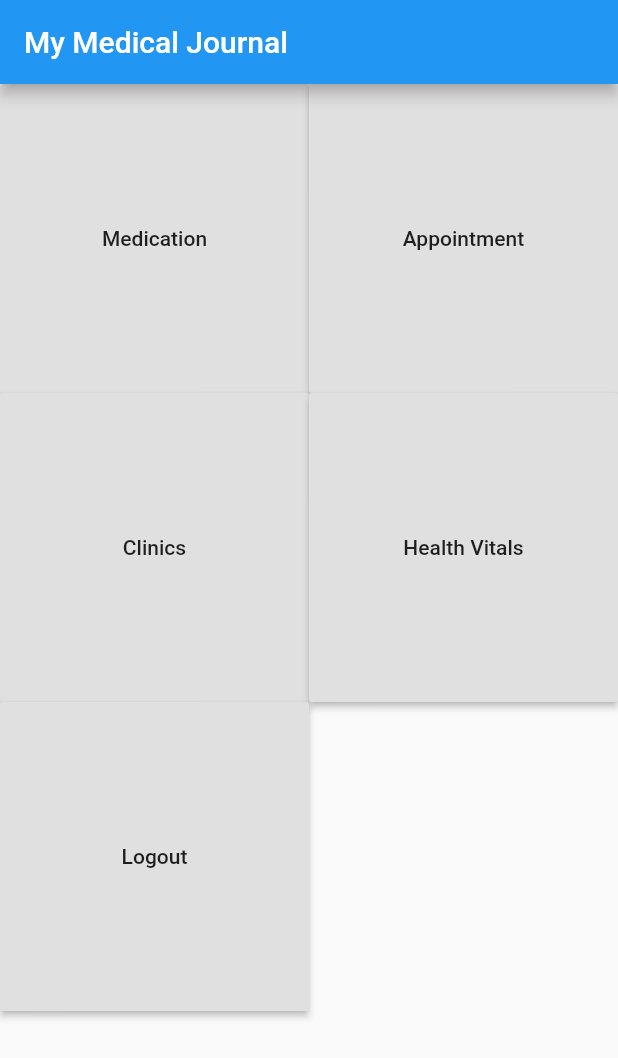
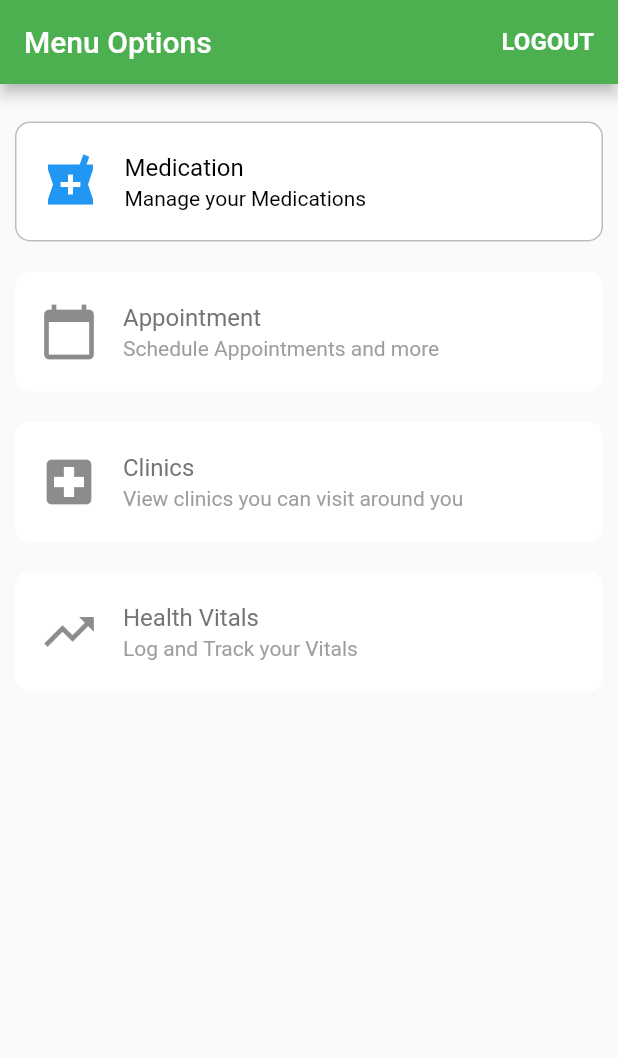
Before and after one commit to GPHofficial/my_medical_journal, a Flutter app: the screen it shows after launch, on a phone screen of 412 x 824 dp. Shown: the top 1058 px of the screen. Run offline on Flutter 3.47's test engine with Material 2 defaults, Android fonts, the phone set to English and light mode, and no system bars; our stand-ins replace cloud_firestore, firebase_analytics, firebase_auth, flutter_local_notifications, font_awesome_flutter, google_maps_flutter and 1 more; missing offline and left inert: flutter_auth_buttons, reflectable; accounts and stored records are empty; statements that could not run were skipped.

Commit message:
Remade Main Menu

```diff
--- /dev/null
+++ b/lib/adapters/option_model.dart
@@ -0,0 +1,32 @@
+import 'package:flutter/material.dart';
+
+class Option {
+  Icon icon;
+  String title;
+  String subtitle;
+
+  Option({this.icon, this.title, this.subtitle});
+}
+
+final options = [
+  Option(
+    icon: Icon(Icons.local_pharmacy, size: 40.0),
+    title: 'Medication',
+    subtitle: 'Manage your Medications',
+  ),
+  Option(
+    icon: Icon(Icons.calendar_today, size: 40.0),
+    title: 'Appointment',
+    subtitle: 'Schedule Appointments and more',
+  ),
+  Option(
+    icon: Icon(Icons.local_hospital, size: 40.0),
+    title: 'Clinics',
+    subtitle: 'View clinics you can visit around you',
+  ),
+  Option(
+    icon: Icon(Icons.trending_up, size: 40.0),
+    title: 'Health Vitals',
+    subtitle: 'Log and Track your Vitals',
+  )
+];
--- a/lib/menu.dart
+++ b/lib/menu.dart
@@ -21,6 +21,7 @@ import 'pages/list_clinic.dart';
 import 'pages/list_medication.dart';
 import 'pages/list_appointment.dart';
 import 'pages/list_health_vitals.dart';
+import 'adapters/option_model.dart';
 
 class MenuPage extends StatefulWidget {
   MenuPage({Key key, this.analytics}) : super(key: key);
@@ -86,62 +87,157 @@ class _MenuPageState extends State<MenuPage> {
     syncUserData();
   }
 
+  int _selectedOption = 0;
+
   @override
   Widget build(BuildContext context) {
-
-
-
-    // This method is rerun every time setState is called, for instance as done
-    // by the _incrementCounter method above.
-    //
-    // The Flutter framework has been optimized to make rerunning build methods
-    // fast, so that you can just rebuild anything that needs updating rather
-    // than having to individually change instances of widgets.
     return Scaffold(
+        backgroundColor: Color(0xFFFAFAFA),
         appBar: AppBar(
-        // Here we take the value from the MenuPage object that was created by
-        // the App.build method, and use it to set our appbar title.
-        title: Text(widget.title),
+            backgroundColor: Colors.green,
+            title: Text('Menu Options'),
+//        leading: FlatButton(
+//          textColor: Colors.white,
+//          child: Icon(
+//            Icons.arrow_back,
+//          ),
+//          onPressed: () => print('Back'),
+//        ),
+            actions: <Widget>[
+        FlatButton(
+        textColor: Colors.white,
+            child: Text(
+              'LOGOUT',
+              style: TextStyle(
+                fontSize: 16.0,
+                fontWeight: FontWeight.bold,
               ),
-      body: Builder(
-        builder: (context) =>
-          GridView.count(
-          // Create a grid with 2 columns. If you change the scrollDirection to
-          // horizontal, this produces 2 rows.
-          crossAxisCount: 2,
-          // Generate 100 widgets that display their index in the List.
-          children: <Widget>[
-            RaisedButton(
-              child: const Text('Medication'),
-              onPressed: () => Navigator.of(context).push(new MaterialPageRoute(builder: (BuildContext context) => new MedicationPage())),
             ),
-            RaisedButton(
-              child: const Text('Appointment'),
-              onPressed: () => Navigator.of(context).push(new MaterialPageRoute(builder: (BuildContext context) => new AppointmentPage())),
+            onPressed: () {FirebaseAuth.instance.signOut();
+        Navigator.pushNamed(context,"/login",arguments:{this.analytics});},
+    )
+    ],
     ),
-            RaisedButton(
-              child: const Text('Clinics'),
-              onPressed: () => Navigator.of(context).push(new MaterialPageRoute(builder: (BuildContext context) => new ClinicPage())),
+    body: ListView.builder(
+    itemCount: options.length + 2,
+    itemBuilder: (BuildContext context, int index) {
+    if (index == 0) {
+    return SizedBox(height: 15.0);
+    } else if (index == options.length + 1) {
+    return SizedBox(height: 100.0);
+    }
+    return Container(
+    alignment: Alignment.center,
+    margin: EdgeInsets.all(10.0),
+    width: double.infinity,
+    height: 80.0,
+    decoration: BoxDecoration(
+    color: Colors.white,
+    borderRadius: BorderRadius.circular(10.0),
+    border: _selectedOption == index - 1
+    ? Border.all(color: Colors.black26)
+        : null,
     ),
-            RaisedButton(
-              child: const Text('Health Vitals'),
-              onPressed: () => Navigator.of(context).push(new MaterialPageRoute(builder: (BuildContext context) => new HealthVitalsPage())),
+    child: ListTile(
+    leading: options[index - 1].icon,
+    title: Text(
+    options[index - 1].title,
+    style: TextStyle(
+    color: _selectedOption == index - 1
+    ? Colors.black
+        : Colors.grey[600],
     ),
-            RaisedButton(
-              child: const Text('Logout'),
-              onPressed: () {
-                FirebaseAuth.instance.signOut();
-                Navigator.pushNamed(context,"/login",arguments:{this.analytics});
+    ),
+    subtitle: Text(
+    options[index - 1].subtitle,
+    style: TextStyle(
+    color:
+    _selectedOption == index - 1 ? Colors.black : Colors.grey,
+    ),
+    ),
+    selected: _selectedOption == index - 1,
+    onTap: () {
+    setState(() {
+    _selectedOption = index - 1;
+    if(_selectedOption==0){
+    Navigator.of(context).push(new MaterialPageRoute(builder: (BuildContext context) => new MedicationPage()));
+    }
+    if(_selectedOption==1){
+    Navigator.of(context).push(new MaterialPageRoute(builder: (BuildContext context) => new AppointmentPage()));
+    }
+    if(_selectedOption==2){
+    Navigator.of(context).push(new MaterialPageRoute(builder: (BuildContext context) => new ClinicPage()));
+    }
+    if(_selectedOption==3){
+    Navigator.of(context).push(new MaterialPageRoute(builder: (BuildContext context) => new HealthVitalsPage()));
+    }
+    });
     },
     ),
-          ]
-        )
-      // floatingActionButton: FloatingActionButton(
-      //   onPressed: _incrementCounter,
-      //   tooltip: 'Increment',
-      //   child: Icon(Icons.add),
-      // ), // This trailing comma makes auto-formatting nicer for build methods.
-    ));
+    );
+    },
+    ),
 
+    );
   }
+
+//  @override
+//  Widget build(BuildContext context) {
+//
+//
+//
+//    // This method is rerun every time setState is called, for instance as done
+//    // by the _incrementCounter method above.
+//    //
+//    // The Flutter framework has been optimized to make rerunning build methods
+//    // fast, so that you can just rebuild anything that needs updating rather
+//    // than having to individually change instances of widgets.
+//    return Scaffold(
+//      appBar: AppBar(
+//        automaticallyImplyLeading: false,
+//        // Here we take the value from the MenuPage object that was created by
+//        // the App.build method, and use it to set our appbar title.
+//        title: Text(widget.title),
+//      ),
+//      body: Builder(
+//        builder: (context) =>
+//          GridView.count(
+//          // Create a grid with 2 columns. If you change the scrollDirection to
+//          // horizontal, this produces 2 rows.
+//          crossAxisCount: 2,
+//          // Generate 100 widgets that display their index in the List.
+//          children: <Widget>[
+//            RaisedButton(
+//              child: const Text('Medication'),
+//              onPressed: () => Navigator.of(context).push(new MaterialPageRoute(builder: (BuildContext context) => new MedicationPage())),
+//            ),
+//            RaisedButton(
+//              child: const Text('Appointment'),
+//              onPressed: () => Navigator.of(context).push(new MaterialPageRoute(builder: (BuildContext context) => new AppointmentPage())),
+//            ),
+//            RaisedButton(
+//              child: const Text('Clinics'),
+//              onPressed: () => Navigator.of(context).push(new MaterialPageRoute(builder: (BuildContext context) => new ClinicPage())),
+//            ),
+//            RaisedButton(
+//              child: const Text('Health Vitals'),
+//              onPressed: () => Navigator.of(context).push(new MaterialPageRoute(builder: (BuildContext context) => new HealthVitalsPage())),
+//            ),
+//            RaisedButton(
+//              child: const Text('Logout'),
+//              onPressed: () {
+//                FirebaseAuth.instance.signOut();
+//                Navigator.pushNamed(context,"/login",arguments:{this.analytics});
+//              },
+//            ),
+//          ]
+//        )
+//      // floatingActionButton: FloatingActionButton(
+//      //   onPressed: _incrementCounter,
+//      //   tooltip: 'Increment',
+//      //   child: Icon(Icons.add),
+//      // ), // This trailing comma makes auto-formatting nicer for build methods.
+//    ));
+//
+//  }
 }
--- a/lib/pages/list_medication.dart
+++ b/lib/pages/list_medication.dart
@@ -4,6 +4,7 @@ import 'package:my_medical_journal/entities/medication.dart';
 import 'package:my_medical_journal/pages/view_medication.dart';
 import 'add_medication.dart';
 import 'package:flutter_local_notifications/flutter_local_notifications.dart';
+import '../menu.dart';
 class MedicationPage extends StatefulWidget {
   @override
   State createState() => new MedicationPageState();
@@ -133,6 +134,7 @@ class MedicationPageState extends State<MedicationPage> {
       resizeToAvoidBottomInset: false, // set it to false
       //body: SingleChildScrollView(child: YourBody()),
       appBar: new AppBar(
+        automaticallyImplyLeading: false,
         backgroundColor: Colors.green,
         flexibleSpace: new Container(
           alignment: Alignment.center,
@@ -145,6 +147,13 @@ class MedicationPageState extends State<MedicationPage> {
             child: new Container(), preferredSize: Size(100, 100)),
         title: new Row(
           children: <Widget>[
+            new IconButton(
+              icon: Icon(Icons.home),
+              onPressed:
+                  () => Navigator.of(context).push(new MaterialPageRoute(
+                  builder: (BuildContext context) => new MenuPage())),
+
+            ),
             new Text(
               "Medication Tracker",
               style: new TextStyle(
```
Lines whose indentation alone changed are shown as unchanged.
